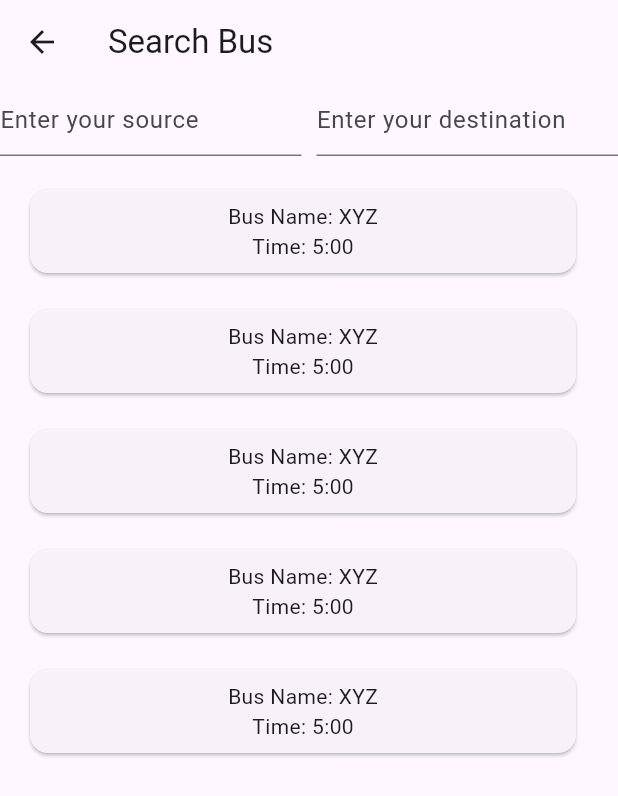
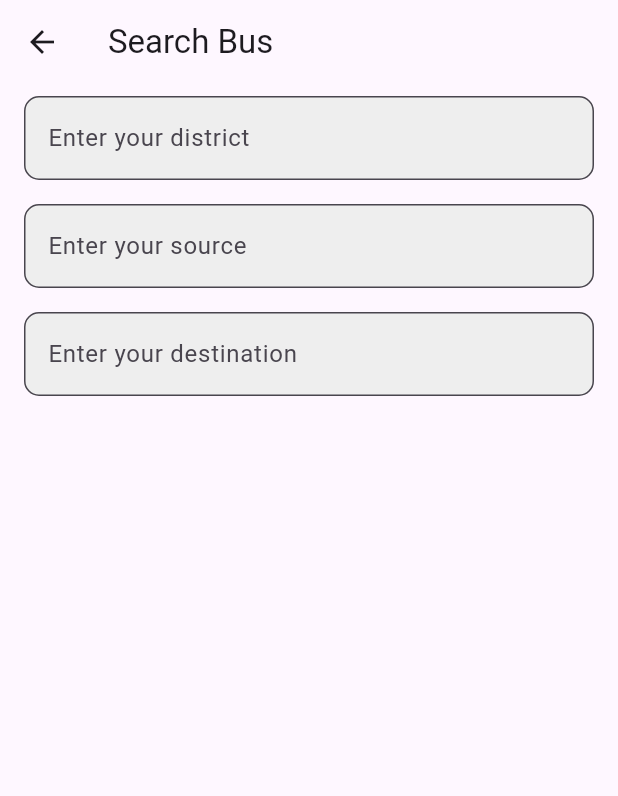
Before and after one commit to rameshrravi/v_express, a Flutter app: the SearchBusScreen screen opened by its route, on a phone screen of 412 x 824 dp. Shown: the top 796 px of the screen. Run offline on Flutter 3.47's test engine with Material 3 defaults, Android fonts, the phone set to English and light mode, and no system bars; our stand-ins replace bloc, dio, easy_stepper, firebase_auth, firebase_core, flutter_bloc and 3 more; accounts and stored records are empty.

Commit message:
code update

```diff
--- a/lib/app_comman/controller/splash_controller.dart
+++ b/lib/app_comman/controller/splash_controller.dart
@@ -13,8 +13,8 @@ class SplashController extends GetxController {
 
   Future<void> loading() async {
     Timer(const Duration(seconds: 2), () {
-      Get.to(LoginScrrenBloc());
-     // Get.toNamed(AppRoutes.loginscreen);
+      //Get.to(LoginScrrenBloc());
+      Get.toNamed(AppRoutes.loginscreen);
     });
   }
 }
--- a/lib/find_bus_details/controller/search_bus_controller.dart
+++ b/lib/find_bus_details/controller/search_bus_controller.dart
@@ -4,46 +4,58 @@ import 'package:v_express/find_bus_details/screens/bus_details.dart';
 import 'package:v_express/routes/app_routes.dart';
 
 class SearchbusController extends GetxController {
-  TextEditingController busName = TextEditingController();
-  TextEditingController busStartFrom = TextEditingController();
-  TextEditingController busEnd = TextEditingController();
-  TextEditingController fromTime = TextEditingController();
-  TextEditingController toTime = TextEditingController();
+  TextEditingController districtController = TextEditingController();
+  TextEditingController sourceController = TextEditingController();
+  TextEditingController destinationController = TextEditingController();
 
-  TimeOfDay selectedTime = TimeOfDay.now();
-  RxInt selectedIndex = 0.obs;
+  RxString district = ''.obs;
+  RxString source = ''.obs;
+  RxString destination = ''.obs;
+
+  RxList<Map<String, dynamic>> busList = <Map<String, dynamic>>[
+    {
+      'name': 'Bus A',
+      'district': 'Chennai',
+      'source': 'Place A',
+      'destination': 'Place B',
+      'time': '10:00 AM',
+      'routes': ['Stop 1', 'Stop 2', 'Stop 3']
+    },
+    {
+      'name': 'Bus B',
+      'district': 'Coimbatore',
+      'source': 'Place C',
+      'destination': 'Place D',
+      'time': '11:00 AM',
+      'routes': ['Stop 4', 'Stop 5', 'Stop 6']
+    },
+    // Add more bus details as needed
+  ].obs;
+
+  RxList<Map<String, dynamic>> filteredBusList = <Map<String, dynamic>>[].obs;
+
+  RxMap<String, dynamic> selectedBus = RxMap<String, dynamic>();
 
   @override
-  void onInit() {}
+  void onInit() {
+    super.onInit();
+    everAll([district, source, destination], (_) => filterBusList());
+  }
+
+  void filterBusList() {
+    filteredBusList.value = busList.where((bus) {
+      final matchesDistrict = district.value.isEmpty || bus['district']!.toLowerCase().contains(district.value.toLowerCase());
+      final matchesSource = source.value.isEmpty || bus['source']!.toLowerCase().contains(source.value.toLowerCase());
+      final matchesDestination = destination.value.isEmpty || bus['destination']!.toLowerCase().contains(destination.value.toLowerCase());
+      return matchesDistrict && matchesSource && matchesDestination;
+    }).toList();
+  }
+
+  void selectBus(Map<String, dynamic> bus) {
+    selectedBus.value = bus;
+  }
+
   void loginBtn() {
     Get.to(BusDetailsScreen());
   }
-
-  Future<void> showTimepickerMethod(BuildContext context) async {
-    final TimeOfDay? pickedTime = await showTimePicker(
-      context: context,
-      initialTime: selectedTime,
-    );
-    if (pickedTime != null && pickedTime != selectedTime) {
-      selectedTime = pickedTime;
-      toTime.text = selectedTime.format(context);
-    }
-    update();
-  }
-
-  Future<void> showTimepickerFrom(BuildContext context, int index) async {
-    final TimeOfDay? pickedTime = await showTimePicker(
-      context: context,
-      initialTime: selectedTime,
-    );
-    if (pickedTime != null && pickedTime != selectedTime) {
-      selectedTime = pickedTime;
-      if (index == 1) {
-        toTime.text = selectedTime.format(context);
-      } else if (index == 0) {
-        fromTime.text = selectedTime.format(context);
-      }
-    }
-    update();
-  }
 }
--- a/lib/find_bus_details/screens/search_bus.dart
+++ b/lib/find_bus_details/screens/search_bus.dart
@@ -10,55 +10,88 @@ class SearchBusScreen extends GetWidget<SearchbusController> {
 
   @override
   Widget build(BuildContext context) {
-    // TODO: implement build
     return Scaffold(
       appBar: AppBar(
         title: const Text('Search Bus'),
       ),
       body: Column(
         children: [
-          Row(
+          Column(
+            crossAxisAlignment: CrossAxisAlignment.start,
             children: [
-              Expanded(
+              Padding(
+                padding: const EdgeInsets.symmetric(horizontal: 16.0, vertical: 8.0),
                 child: TextField(
-                  decoration: const InputDecoration(
-                    hintText: 'Enter your source',
+                  decoration: InputDecoration(
+                    hintText: 'Enter your district',
+                    border: OutlineInputBorder(
+                      borderRadius: BorderRadius.circular(10.0),
                     ),
-                  onChanged: (value) {},
+                    filled: true,
+                    fillColor: Colors.grey[200],
+                  ),
+                  onChanged: (value) {
+                    controller.district.value = value;
+                  },
                 ),
               ),
-              const SizedBox(width: 10),
-              Expanded(
+              Padding(
+                padding: const EdgeInsets.symmetric(horizontal: 16.0, vertical: 8.0),
                 child: TextField(
-                  decoration: const InputDecoration(
+                  decoration: InputDecoration(
+                    hintText: 'Enter your source',
+                    border: OutlineInputBorder(
+                      borderRadius: BorderRadius.circular(10.0),
+                    ),
+                    filled: true,
+                    fillColor: Colors.grey[200],
+                  ),
+                  onChanged: (value) {
+                    controller.source.value = value;
+                  },
+                ),
+              ),
+              Padding(
+                padding: const EdgeInsets.symmetric(horizontal: 16.0, vertical: 8.0),
+                child: TextField(
+                  decoration: InputDecoration(
                     hintText: 'Enter your destination',
+                    border: OutlineInputBorder(
+                      borderRadius: BorderRadius.circular(10.0),
                     ),
-                  onChanged: (value) {},
+                    filled: true,
+                    fillColor: Colors.grey[200],
+                  ),
+                  onChanged: (value) {
+                    controller.destination.value = value;
+                  },
                 ),
               ),
             ],
           ),
           const SizedBox(height: 10),
           Expanded(
-            child: ListView.builder(
-              itemCount: 5,
+            child: Obx(
+              () => ListView.builder(
+                itemCount: controller.filteredBusList.length,
                 itemBuilder: (context, index) {
+                  final bus = controller.filteredBusList[index];
                   return ListTile(
                     title: InkWell(
                       onTap: () {
                         controller.loginBtn();
                       },
-                    child: const Card(
+                      child: Card(
                         child: Padding(
-                        padding: EdgeInsets.all(8.0),
+                          padding: const EdgeInsets.all(8.0),
                           child: Column(
                             children: <Widget>[
                               Text(
-                              "Bus Name: XYZ",
+                                "Bus Name: ${bus['name']}",
                               ),
-                            SizedBox(width: 10),
+                              const SizedBox(width: 10),
                               Text(
-                              "Time: 5:00",
+                                "Time: ${bus['time']}",
                               ),
                             ],
                           ),
@@ -69,6 +102,7 @@ class SearchBusScreen extends GetWidget<SearchbusController> {
                 },
               ),
             ),
+          ),
         ],
       ),
     );
```
Also changed, not shown: lib/add_bus_timing/controller/addbus_controller.dart (+65 -0 lines), lib/add_bus_timing/screens/addbus_screen.dart (+33 -16 lines), lib/add_bus_timing/screens/addbus_screen_copy.txt (+80 -23 lines), lib/find_bus_details/screens/bus_details.dart (+40 -24 lines), lib/login_signup/controller/Login_controller.dart (+9 -5 lines), pubspec.lock. Lines whose indentation alone changed are shown as unchanged.
